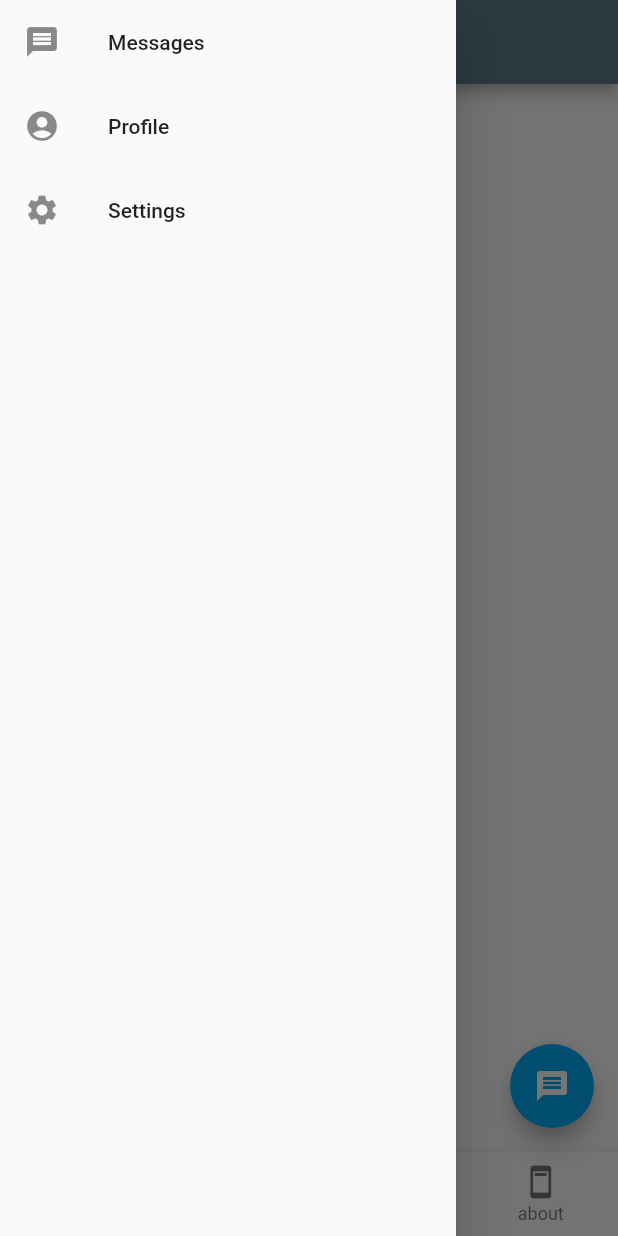
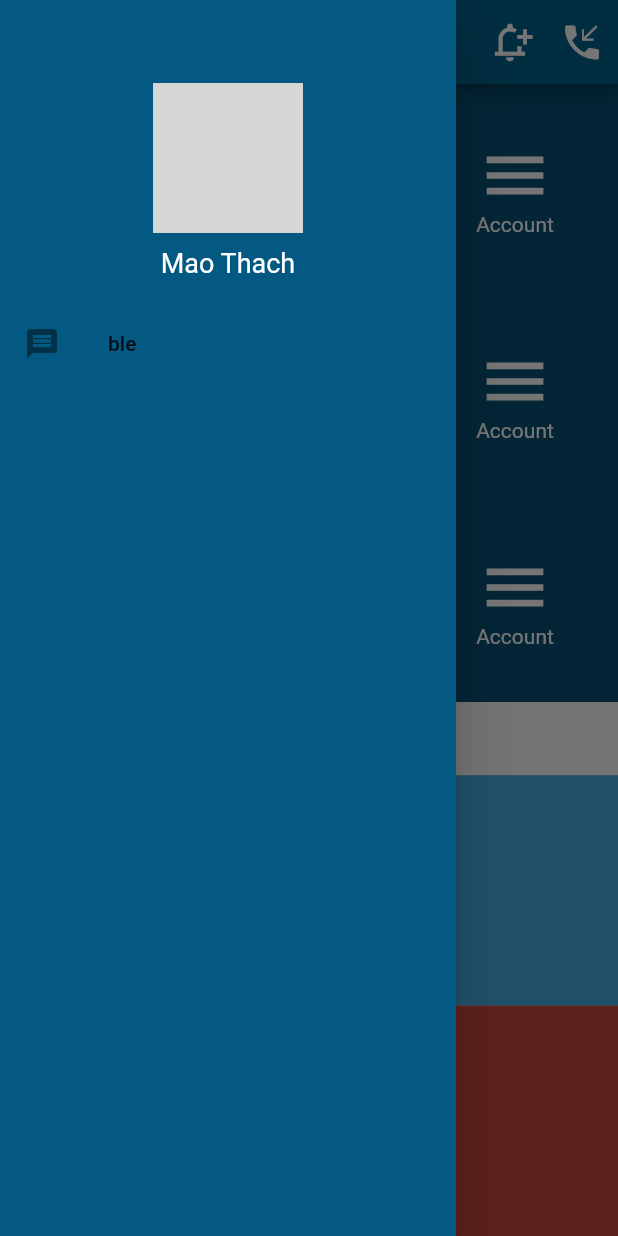
Before and after one commit to BlackKhm/bank, a Flutter app: the screen it shows after launch, with the side drawer open, on a phone screen of 412 x 824 dp. Run offline on Flutter 3.47's test engine with Material 2 defaults, Android fonts, the light colour scheme and no system bars; network calls fail; grey boxes are pictures that could not be loaded.

Commit message:
update project

```diff
--- a/lib/main.dart
+++ b/lib/main.dart
@@ -1,3 +1,4 @@
+import 'package:bank/screens/homescreen.dart';
 import 'package:flutter/material.dart';
 
 void main() => runApp(const MyApp());
@@ -13,106 +14,109 @@ class MyApp extends StatelessWidget {
       title: _title,
       debugShowCheckedModeBanner: false,
       theme: ThemeData(
-        primarySwatch: Colors.blueGrey,
+          appBarTheme: const AppBarTheme(
+              backgroundColor: Color.fromARGB(255, 3, 97, 140),
+          )
       ),
-      home: MyStatefulWidget(),
+      home: HomePage(),
     );
   }
 }
 
-class MyStatefulWidget extends StatefulWidget {
-  const MyStatefulWidget({Key? key}) : super(key: key);
 
-  @override
-  State<MyStatefulWidget> createState() => _MyStatefulWidgetState();
-}
+// class MyStatefulWidget extends StatefulWidget {
+//   const MyStatefulWidget({Key? key}) : super(key: key);
 
-class _MyStatefulWidgetState extends State<MyStatefulWidget> {
-  int _selectedIndex = 0;
-  static const TextStyle optionStyle =
-      TextStyle(fontSize: 30, fontWeight: FontWeight.bold);
-  static const List<Widget> _widgetOptions = <Widget>[
-    Text(
-      'Index 0: Home ',
-      style: optionStyle,
-    ),
-    Text(
-      'Index 1: Business',
-      style: optionStyle,
-    ),
-    Text(
-      'Index 2: School',
-      style: optionStyle,
-    ),
-     Text(
-      'Index 3: about',
-      style: optionStyle,
-    ),
-  ];
+//   @override
+//   State<MyStatefulWidget> createState() => _MyStatefulWidgetState();
+// }
 
-  void _onItemTapped(int index) {
-    setState(() {
-      _selectedIndex = index;
-    });
-  }
+// class _MyStatefulWidgetState extends State<MyStatefulWidget> {
+//   int _selectedIndex = 0;
+//   static const TextStyle optionStyle =
+//       TextStyle(fontSize: 30, fontWeight: FontWeight.bold);
+//   static const List<Widget> _widgetOptions = <Widget>[
+//     Text(
+//       'Index 0: Home ',
+//       style: optionStyle,
+//     ),
+//     Text(
+//       'Index 1: Business',
+//       style: optionStyle,
+//     ),
+//     Text(
+//       'Index 2: School',
+//       style: optionStyle,
+//     ),
+//      Text(
+//       'Index 3: about',
+//       style: optionStyle,
+//     ),
+//   ];
 
-  @override
-  Widget build(BuildContext context) {
-    return Scaffold(
-      appBar: AppBar(
-        title: const Text(''),
-      ),
-      body: Center(
-        child: _widgetOptions.elementAt(_selectedIndex),
-      ),
-      floatingActionButton: FloatingActionButton(
-        onPressed: () {
-          // Add your onPressed code here!
-        },
-        child: Icon(Icons.message),
-        backgroundColor: Colors.lightBlue,
-      ),
-      drawer: Drawer(
-        child: ListView(
-        children: [
-          ListTile(
-            leading: Icon(Icons.message),
-            title: Text('Messages'),
-          ),
-          ListTile(
-            leading: Icon(Icons.account_circle),
-            title: Text('Profile'),
-          ),
-          ListTile(
-            leading: Icon(Icons.settings),
-            title: Text('Settings'),
-          ),
-        ],
-      )),
-      bottomNavigationBar: BottomNavigationBar(
-        type: BottomNavigationBarType.fixed,
-        items: const <BottomNavigationBarItem>[
-          BottomNavigationBarItem(
-            icon: Icon(Icons.home),
-            label: 'Home',
-          ),
-          BottomNavigationBarItem(
-            icon: Icon(Icons.business),
-            label: 'Business',
-          ),
-          BottomNavigationBarItem(
-            icon: Icon(Icons.school),
-            label: 'School',
-          ),
-           BottomNavigationBarItem(
-            icon: Icon(Icons.ad_units),
-            label: 'about',
-          ),
-        ],
-        currentIndex: _selectedIndex,
-        selectedItemColor: Colors.amber[800],
-        onTap: _onItemTapped,
-      ),
-    );
-  }
-}
+//   void _onItemTapped(int index) {
+//     setState(() {
+//       _selectedIndex = index;
+//     });
+//   }
+
+//   @override
+//   Widget build(BuildContext context) {
+//     return Scaffold(
+//       appBar: AppBar(
+//         title: const Text(''),
+//       ),
+//       body: Center(
+//         child: _widgetOptions.elementAt(_selectedIndex),
+//       ),
+//       floatingActionButton: FloatingActionButton(
+//         onPressed: () {
+//           // Add your onPressed code here!
+//         },
+//         child: Icon(Icons.message),
+//         backgroundColor: Colors.lightBlue,
+//       ),
+//       drawer: Drawer(
+//         child: ListView(
+//         children: [
+//           ListTile(
+//             leading: Icon(Icons.message),
+//             title: Text('Messages'),
+//           ),
+//           ListTile(
+//             leading: Icon(Icons.account_circle),
+//             title: Text('Profile'),
+//           ),
+//           ListTile(
+//             leading: Icon(Icons.settings),
+//             title: Text('Settings'),
+//           ),
+//         ],
+//       )),
+//       bottomNavigationBar: BottomNavigationBar(
+//         type: BottomNavigationBarType.fixed,
+//         items: const <BottomNavigationBarItem>[
+//           BottomNavigationBarItem(
+//             icon: Icon(Icons.home),
+//             label: 'Home',
+//           ),
+//           BottomNavigationBarItem(
+//             icon: Icon(Icons.business),
+//             label: 'Business',
+//           ),
+//           BottomNavigationBarItem(
+//             icon: Icon(Icons.school),
+//             label: 'School',
+//           ),
+//            BottomNavigationBarItem(
+//             icon: Icon(Icons.ad_units),
+//             label: 'about',
+//           ),
+//         ],
+//         currentIndex: _selectedIndex,
+//         selectedItemColor: Colors.amber[800],
+//         onTap: _onItemTapped,
+//       ),
+//     );
+//   }
+// }
--- /dev/null
+++ b/lib/screens/homescreen.dart
@@ -0,0 +1,68 @@
+import 'package:bank/widgets/button.dart';
+import 'package:bank/widgets/drawing.dart';
+import 'package:bank/widgets/logo.dart';
+import 'package:flutter/material.dart';
+
+class HomePage extends StatelessWidget{
+  @override
+    Widget build(BuildContext context){
+      return Scaffold(
+        appBar: _BuilAppBar,
+        drawer: MainDrawer(),
+        body: _buildBody,
+      );
+    }
+
+    AppBar get _BuilAppBar {
+      return AppBar(
+        title: abaLogo,
+        actions: [
+          IconButton(
+            icon: Icon(Icons.notification_add_outlined, size: 30.0),
+            onPressed: () {},
+          ),
+          IconButton(
+            icon: Icon(Icons.phone_callback,size: 30.0),
+            onPressed: () {},
+          )
+        ],
+      );
+    }
+
+    Widget get _buildBody{
+      return Container(
+        child: Column(
+          children: [
+            Flexible(
+              flex: 3,
+              child: Container(
+                child: GridView.count(
+                  crossAxisCount: 3,
+                  children: [
+                    MenuButton(),
+                    MenuButton(),
+                    MenuButton(),
+                    MenuButton(),
+                      MenuButton(),
+                        MenuButton(),
+                          MenuButton(),
+                            MenuButton(),
+                              MenuButton(),
+                  ],
+                ),
+            )),
+            Flexible(
+              flex: 1,
+              child: Container(
+              color:  Color.fromARGB(255, 69, 176, 226),
+            )),
+            Flexible(
+              flex: 1,
+              child: Container(
+              color:  Color.fromARGB(255, 198, 73, 61),
+            )),
+          ],
+        ),
+      );
+    }
+}
--- /dev/null
+++ b/lib/widgets/button.dart
@@ -0,0 +1,24 @@
+import 'package:flutter/material.dart';
+
+class MenuButton extends StatelessWidget {
+
+
+  @override
+  Widget build(BuildContext context) {
+    return Container(
+      color:  Color.fromARGB(255, 6, 81, 116),
+      child: Column(
+        mainAxisAlignment: MainAxisAlignment.center,
+        crossAxisAlignment: CrossAxisAlignment.center,
+        children: [
+          Icon(
+            Icons.menu,
+            color: Colors.white,
+            size: 50,
+            ),
+          Text('Account', style: TextStyle(color: Colors.white),)
+        ]
+      )
+    );
+  }
+}
--- /dev/null
+++ b/lib/widgets/drawing.dart
@@ -0,0 +1,52 @@
+import 'package:flutter/src/foundation/key.dart';
+import 'package:flutter/src/widgets/framework.dart';
+
+import 'package:flutter/material.dart';
+
+
+class MainDrawer extends StatelessWidget {
+  const MainDrawer({Key? key}) : super(key: key);
+
+  @override
+  Widget build(BuildContext context) {
+    return Drawer(
+            backgroundColor:  Color.fromARGB(255, 3, 89, 129),
+            child: Column(children: [
+                Container(
+                  width: double.infinity,
+                  padding: EdgeInsets.all(15),
+                  // color: Theme.of(context).primaryColor,
+                   color:  Color.fromARGB(255, 3, 89, 129),
+                  child: Center(
+                    child: Column(
+                      children: <Widget> [
+                        Container(
+                          color:  Color.fromARGB(255, 3, 89, 129),
+                          width: 100,
+                          height: 100,
+                          margin: EdgeInsets.only(top: 40),
+                          decoration: BoxDecoration(
+                            shape: BoxShape.circle,
+                            image: DecorationImage(
+                              image: NetworkImage('https://scontent.fpnh8-1.fna.fbcdn.net/v/t39.30808-6/287434631_589320092538272_6201617362972466949_n.jpg?_nc_cat=111&ccb=1-7&_nc_sid=09cbfe&_nc_eui2=AeHLXTaeCkMTaalTs8qhqliNALh7_2ZvY9kAuHv_Zm9j2Vd8l4ZwxyuXMFORB7n1-Fw_J-9ueERmRgJpp15pHQ6D&_nc_ohc=vp5UMrFDaaoAX8gP_fG&_nc_zt=23&_nc_ht=scontent.fpnh8-1.fna&oh=00_AT9Tkdxa8rNyhqK2M3WTJi3xVrlfu5dorEjWICR2quZKZg&oe=62AF18D2'),
+                              fit: BoxFit.fill),
+                          ),
+
+                        ),
+                        Padding(
+                          padding: EdgeInsets.only(top:10), //apply padding to some sides only
+                          child: Text("Mao Thach", style: TextStyle(fontSize: 18,color: Colors.white),),
+                        ),
+                      ],
+                    ),
+                  ),
+                ),
+
+                ListTile(
+                  leading: Icon(Icons.message),
+                  title:  Text('ble'),
+                )
+            ]),
+    );
+  }
+}
--- /dev/null
+++ b/lib/widgets/logo.dart
@@ -0,0 +1,12 @@
+import 'package:flutter/material.dart';
+
+Widget get abaLogo {
+  return Row(
+    children: [
+      Text("ABA" , style: TextStyle(letterSpacing: 3.0)),
+      SizedBox(width: 2.0,),
+      Text(" ' "),
+      Text("Mobile"),
+    ],
+  );
+}
```
